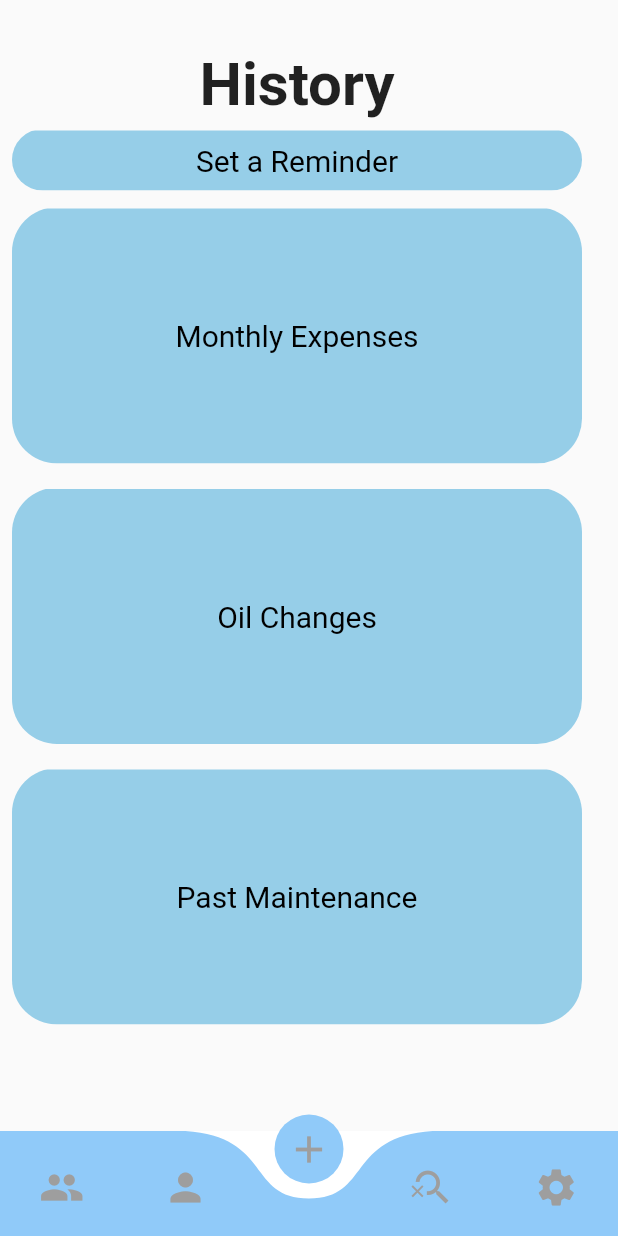
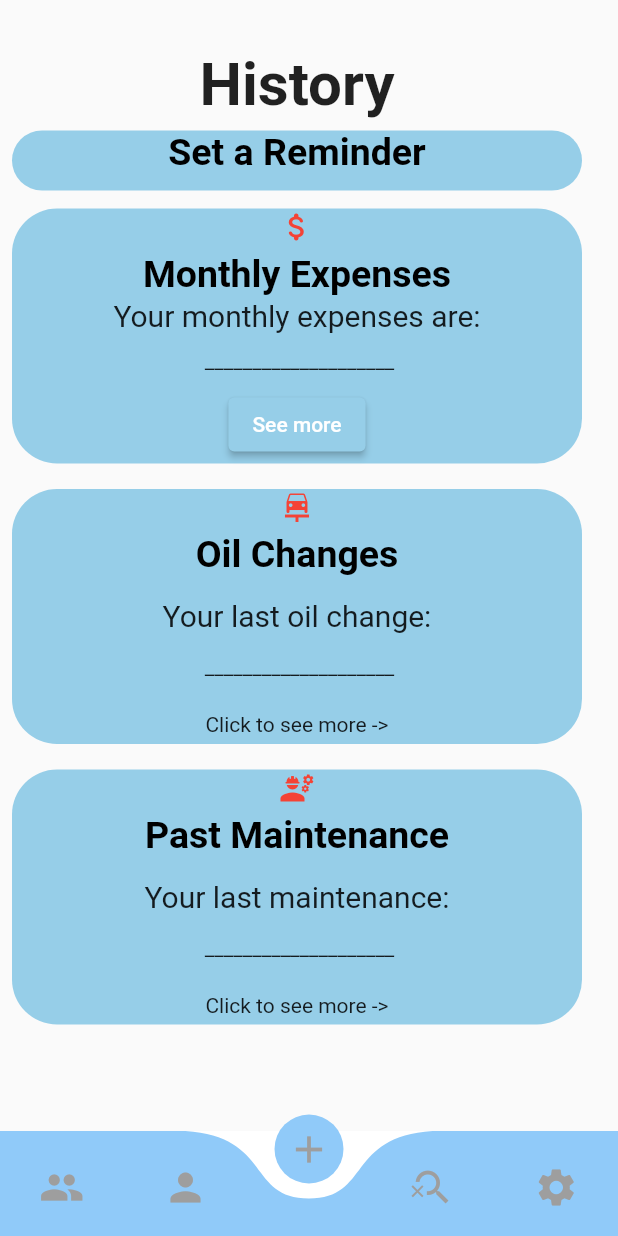
Before and after one commit to jabezj1/Motore, a Flutter app: the screen it shows once a user with an empty profile is signed in, item 3 of the bottom bar chosen, on a phone screen of 412 x 824 dp. Run offline on Flutter 3.47's test engine with Material 2 defaults, Android fonts, the phone set to English and light mode, and no system bars; drawn by our look-alikes of curved_navigation_bar; our stand-ins replace animated_splash_screen, firebase_auth, firebase_core; accounts and stored records are empty.

Commit message:
added history page & made changes to profile page

```diff
--- a/lib/main.dart
+++ b/lib/main.dart
@@ -1,5 +1,6 @@
 import 'package:flutter/material.dart';
 import 'package:motore/models/myuser.dart';
+import 'package:motore/pages/history_second.dart';
 import 'package:motore/screens/authenticate/login.dart';
 import 'package:motore/screens/wrapper.dart';
 import 'package:firebase_core/firebase_core.dart';
@@ -25,6 +26,10 @@ class MyApp extends StatelessWidget {
         initialData: null,
         value: AuthService().user,
         child: MaterialApp(
+          initialRoute: '/',
+          // routes: {
+          //   '/': (context) => HistorySecond(),
+          // },
           home: AnimatedSplashScreen(
               // splash: 'lib/icons/BC_logo.png',
               splash: 'lib/icons/BC_logo.png',
--- a/lib/pages/History.dart
+++ b/lib/pages/History.dart
@@ -1,4 +1,5 @@
 import 'package:flutter/material.dart';
+import 'package:motore/pages/history_second.dart';
 
 class History extends StatelessWidget {
   const History({Key? key}) : super(key: key);
@@ -20,22 +21,26 @@ class History extends StatelessWidget {
           ),
           Padding(
             padding: const EdgeInsets.all(3.0),
-            child: ClipRRect(
+            child: Container(
+              //borderRadius: BorderRadius.circular(30),
+              child: Container(
+                decoration: BoxDecoration(
                   borderRadius: BorderRadius.circular(30),
-              child: Container(
+                  color: Color.fromARGB(255, 150, 206, 232),
+                ),
                 margin: const EdgeInsets.only(top: 1),
                 height: 40,
                 width: 380,
-                color: Color.fromARGB(255, 150, 206, 232),
+
                 // ignore: prefer_const_constructors
-                child: Center(
+
                 child: const Text(
                   "Set a Reminder",
                   textAlign: TextAlign.center,
                   style: TextStyle(
                     color: Colors.black,
-                      fontSize: 20,
-                    ),
+                    fontSize: 25,
+                    fontWeight: FontWeight.bold,
                   ),
                 ),
               ),
@@ -43,67 +48,194 @@ class History extends StatelessWidget {
           ),
           Padding(
             padding: const EdgeInsets.all(8.0),
-            child: ClipRRect(
-              borderRadius: BorderRadius.circular(30),
+
+            // child: ClipRRect(
+            // borderRadius: BorderRadius.circular(30),
             child: Container(
+              decoration: BoxDecoration(
+                color: Color.fromARGB(255, 150, 206, 232),
+                borderRadius: BorderRadius.all(
+                  Radius.circular(30),
+                ),
+              ),
               margin: const EdgeInsets.only(top: 1),
               height: 170,
               width: 380,
-                color: Color.fromARGB(255, 150, 206, 232),
-                child: Center(
-                  child: const Text(
+              // color: Color.fromARGB(255, 150, 206, 232),
+              child: Column(
+                children: [
+                  Icon(
+                    Icons.attach_money_rounded,
+                    color: Colors.red,
+                  ),
+                  SizedBox(
+                    height: 5,
+                  ),
+                  Text(
                     "Monthly Expenses",
-                    textAlign: TextAlign.start,
+                    textAlign: TextAlign.left,
                     style: TextStyle(
                       color: Colors.black,
+                      fontSize: 25,
+                      fontWeight: FontWeight.bold,
+                    ),
+                  ),
+                  SizedBox(
+                    height: 2,
+                  ),
+                  Text(
+                    "Your monthly expenses are:",
+                    textAlign: TextAlign.left,
+                    style: TextStyle(
                       fontSize: 20,
                     ),
                   ),
+                  SizedBox(
+                    height: 11,
                   ),
+
+                  Text(" ____________________"),
+                  SizedBox(
+                    height: 10,
+                  ),
+
+                  ElevatedButton(
+                    child: const Text('See more'),
+                    style: ElevatedButton.styleFrom(
+                      primary: Color.fromARGB(255, 150, 206, 232),
+                    ),
+                    onPressed: () {
+                      Navigator.push(
+                        context,
+                        MaterialPageRoute(
+                            builder: (context) => const HistorySecond()),
+                      );
+                    },
+                  ),
+                  // Text(
+                  //   "Click to see more ->",
+                  //   textAlign: TextAlign.left,
+                  // ),
+                ],
               ),
             ),
           ),
           Padding(
             padding: const EdgeInsets.all(8.0),
-            child: ClipRRect(
-              borderRadius: BorderRadius.circular(30),
             child: Container(
+              decoration: BoxDecoration(
+                color: Color.fromARGB(255, 150, 206, 232),
+                borderRadius: BorderRadius.all(
+                  Radius.circular(30),
+                ),
+              ),
+
               margin: const EdgeInsets.only(top: 1),
               height: 170,
               width: 380,
-                color: Color.fromARGB(255, 150, 206, 232),
-                child: Center(
-                  child: const Text(
+              // color: Color.fromARGB(255, 150, 206, 232),
+              child: Column(
+                children: [
+                  Icon(
+                    Icons.car_repair,
+                    color: Colors.red,
+                  ),
+                  SizedBox(
+                    height: 5,
+                  ),
+                  Text(
                     "Oil Changes",
-                    textAlign: TextAlign.start,
+                    textAlign: TextAlign.left,
                     style: TextStyle(
                       color: Colors.black,
+                      fontSize: 25,
+                      fontWeight: FontWeight.bold,
+                    ),
+                  ),
+                  SizedBox(
+                    height: 15,
+                  ),
+                  Text(
+                    "Your last oil change:",
+                    textAlign: TextAlign.left,
+                    style: TextStyle(
                       fontSize: 20,
                     ),
                   ),
+                  SizedBox(
+                    height: 15,
                   ),
+                  Text(" ____________________"),
+                  SizedBox(
+                    height: 22,
+                  ),
+                  Text(
+                    "Click to see more ->",
+                    textAlign: TextAlign.left,
+                  ),
+                ],
               ),
             ),
           ),
           Padding(
             padding: const EdgeInsets.all(8.0),
-            child: ClipRRect(
-              borderRadius: BorderRadius.circular(30),
             child: Container(
+              decoration: BoxDecoration(
+                color: Color.fromARGB(255, 150, 206, 232),
+                borderRadius: BorderRadius.all(
+                  Radius.circular(30),
+                ),
+              ),
               margin: const EdgeInsets.only(top: 1),
               height: 170,
               width: 380,
-                color: Color.fromARGB(255, 150, 206, 232),
-                child: Center(
-                  child: const Text(
+              // color: Color.fromARGB(255, 150, 206, 232),
+              child: Column(
+                children: [
+                  Icon(
+                    Icons.engineering,
+                    color: Colors.red,
+                  ),
+                  SizedBox(
+                    height: 5,
+                  ),
+                  Text(
                     "Past Maintenance",
-                    textAlign: TextAlign.start,
+                    textAlign: TextAlign.left,
                     style: TextStyle(
                       color: Colors.black,
+                      fontSize: 25,
+                      fontWeight: FontWeight.bold,
+                    ),
+                  ),
+                  SizedBox(
+                    height: 15,
+                  ),
+                  Text(
+                    "Your last maintenance:",
+                    textAlign: TextAlign.left,
+                    style: TextStyle(
                       fontSize: 20,
                     ),
                   ),
+                  SizedBox(
+                    height: 15,
                   ),
+                  Text(" ____________________"),
+                  SizedBox(
+                    height: 22,
+                  ),
+                  Column(
+                    mainAxisAlignment: MainAxisAlignment.center,
+                    // children: <Widget>[
+                    //   SignupButton(),
+                    // ],
+                  ),
+                  Text(
+                    "Click to see more ->",
+                    textAlign: TextAlign.left,
+                  ),
+                ],
               ),
             ),
           ),
@@ -113,32 +245,35 @@ class History extends StatelessWidget {
   }
 }
 
+// The Sign up in Widget Button
+// class SignupButton extends StatelessWidget {
+//   const SignupButton({super.key});
 
- /*
-    return Padding(
-      padding: const EdgeInsets.all(24.0),
-      child: Column(
-        children: const [
-          Text(
-            'History Page',
-            style: TextStyle(
-                fontSize: 40, color: Colors.black, fontWeight: FontWeight.bold),
-          ),
-          SizedBox(
-            height: 100,
-          ),
-          CircleAvatar(
-            radius: 70,
-            child: Icon(Icons.people, size: 120),
-          ),
-          SizedBox(
-            height: 100,
-          ),
-          Text(
-            'History Page Content',
-            style: TextStyle(fontSize: 40, color: Colors.black),
-          ),
-        ],
-      ),
-    );
-    */
+//   @override
+//   Widget build(BuildContext context) {
+//     return TextButton(
+//       child: Row(
+//         mainAxisAlignment: MainAxisAlignment.center,
+//         children: <Widget>[
+//           SizedBox(height: 20.0, width: 10.0),
+//           Text(
+//             "Signup",
+//             style: TextStyle(
+//               color: Colors.black,
+//               fontSize: 20.0,
+//               fontWeight: FontWeight.bold,
+//             ),
+//           ),
+//           SizedBox(height: 20.0, width: 20.0),
+//         ],
+//       ),
+//       onPressed: () {
+//         Navigator.pushNamed(context, '/');
+//       },
+//       style: TextButton.styleFrom(
+//         elevation: 0,
+//         // backgroundColor: Color(0xFFFFBA01), //0xFFCCCCCC
+//       ),
+//     );
+//   }
+// }
--- a/lib/screens/authenticate/login.dart
+++ b/lib/screens/authenticate/login.dart
@@ -22,6 +22,7 @@ class _LoginState extends State<Login> {
   Widget build(BuildContext context) {
     return Scaffold(
       //appBar: AppBar(elevation: 0),
+      resizeToAvoidBottomInset: false,
 
       body: Container(
           margin: EdgeInsets.all(50),
--- a/lib/screens/authenticate/signup.dart
+++ b/lib/screens/authenticate/signup.dart
@@ -21,6 +21,7 @@ class _SignupState extends State<Signup> {
   Widget build(BuildContext context) {
     return Scaffold(
       //appBar: AppBar(elevation: 0),
+      resizeToAvoidBottomInset: false,
 
       body: Container(
           margin: EdgeInsets.all(24),
```
Also changed, not shown: lib/pages/history_second.dart (added, +40 -0 lines), lib/pages/profile.dart (+15 -15 lines). Lines whose indentation alone changed are shown as unchanged.
